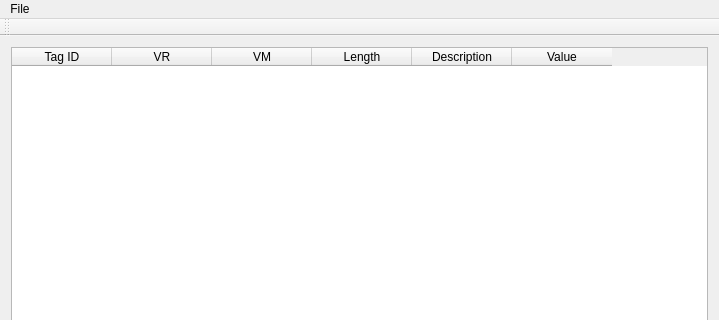
The window that DICOM-Viewer/DICOM-Viewer/DICOMViewer.ui (GavriloviciEduard/DICOM-Extractor-Viewer) describes before a commit, drawn with Qt 5; both pictures show x 0 to 719 and y 0 to 320 of the 719 by 514 pixel window.
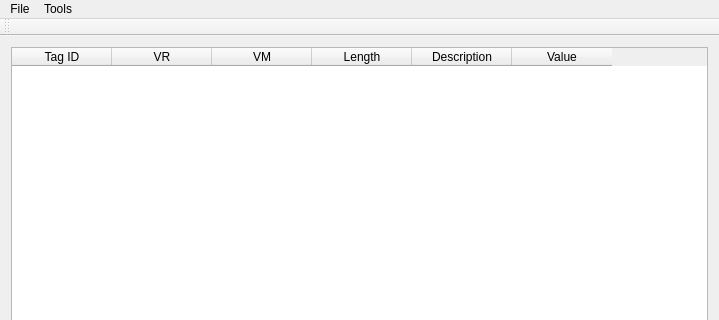
The same window after the commit.

Diff of the .ui file:
```diff
--- a/DICOM-Viewer/DICOM-Viewer/DICOMViewer.ui
+++ b/DICOM-Viewer/DICOM-Viewer/DICOMViewer.ui
@@ -168,9 +168,15 @@
     <addaction name="actionOpen"/>
     <addaction name="actionClose"/>
     <addaction name="actionSave"/>
-    <addaction name="actionCompare"/>
+   </widget>
+   <widget class="QMenu" name="menuTools">
+    <property name="title">
+     <string>Tools</string>
+    </property>
+    <addaction name="actionCompare_2"/>
    </widget>
    <addaction name="menuFile"/>
+   <addaction name="menuTools"/>
   </widget>
   <widget class="QToolBar" name="mainToolBar">
    <attribute name="toolBarArea">
```
Left out of the diff: 16 changed lines with no effect on the pictures.
